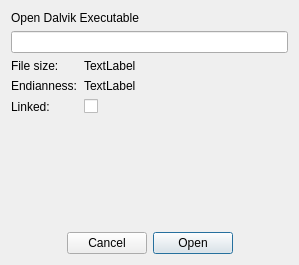
contificate/Droideus, file ui/forms/dexopener.ui: the form before one commit.
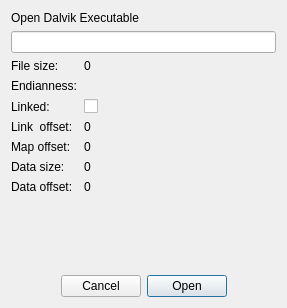
The form after the commit.

Diff of the .ui file:
```diff
--- a/ui/forms/dexopener.ui
+++ b/ui/forms/dexopener.ui
@@ -6,8 +6,8 @@
    <rect>
     <x>0</x>
     <y>0</y>
-    <width>299</width>
-    <height>265</height>
+    <width>287</width>
+    <height>308</height>
    </rect>
   </property>
   <property name="windowTitle">
@@ -30,7 +30,16 @@
       </widget>
      </item>
      <item>
-      <widget class="QLineEdit" name="dexName">
+      <widget class="QLineEdit" name="txtFileLocation">
+       <property name="inputMask">
+        <string/>
+       </property>
+       <property name="text">
+        <string/>
+       </property>
+       <property name="maxLength">
+        <number>32767</number>
+       </property>
        <property name="readOnly">
         <bool>true</bool>
        </property>
@@ -65,14 +74,14 @@
        <item row="0" column="1">
         <widget class="QLabel" name="label_5">
          <property name="text">
-          <string>TextLabel</string>
+          <string>0</string>
          </property>
         </widget>
        </item>
        <item row="1" column="1">
         <widget class="QLabel" name="label_6">
          <property name="text">
-          <string>TextLabel</string>
+          <string/>
          </property>
         </widget>
        </item>
@@ -83,6 +92,62 @@
          </property>
         </widget>
        </item>
+       <item row="3" column="0">
+        <widget class="QLabel" name="label_7">
+         <property name="text">
+          <string>Link  offset:</string>
+         </property>
+        </widget>
+       </item>
+       <item row="3" column="1">
+        <widget class="QLabel" name="lblLinkOffset">
+         <property name="text">
+          <string>0</string>
+         </property>
+        </widget>
+       </item>
+       <item row="4" column="0">
+        <widget class="QLabel" name="label_9">
+         <property name="text">
+          <string>Map offset:</string>
+         </property>
+        </widget>
+       </item>
+       <item row="4" column="1">
+        <widget class="QLabel" name="lblMapOffset">
+         <property name="text">
+          <string>0</string>
+         </property>
+        </widget>
+       </item>
+       <item row="5" column="0">
+        <widget class="QLabel" name="label_11">
+         <property name="text">
+          <string>Data size:</string>
+         </property>
+        </widget>
+       </item>
+       <item row="5" column="1">
+        <widget class="QLabel" name="lblDataSize">
+         <property name="text">
+          <string>0</string>
+         </property>
+        </widget>
+       </item>
+       <item row="6" column="0">
+        <widget class="QLabel" name="label_13">
+         <property name="text">
+          <string>Data offset:</string>
+         </property>
+        </widget>
+       </item>
+       <item row="6" column="1">
+        <widget class="QLabel" name="lblDataOffset">
+         <property name="text">
+          <string>0</string>
+         </property>
+        </widget>
+       </item>
       </layout>
      </item>
      <item>
```
Left out of the diff: 10 changed lines with no effect on the pictures.
